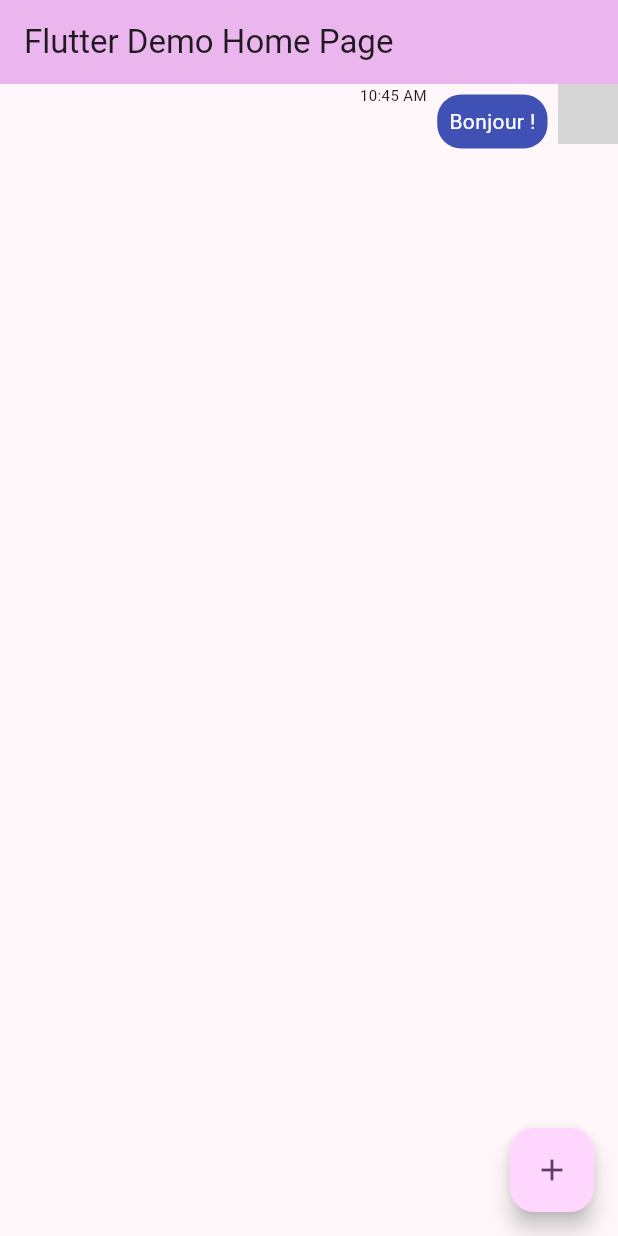
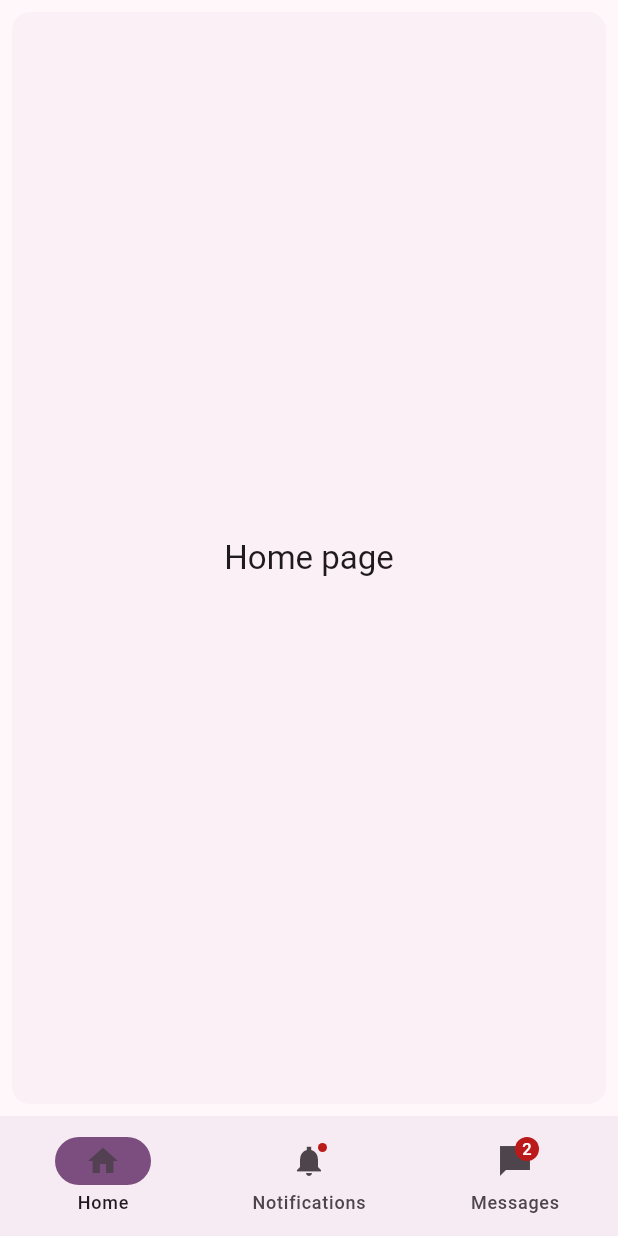
Before and after one commit to NathanFrny/mobile, a Flutter app: the screen it shows after launch, on a phone screen of 412 x 824 dp. Run offline on Flutter 3.47's test engine with Material 3 defaults, Android fonts, the phone set to English and light mode, and no system bars; grey boxes are pictures that could not be loaded.

Commit message:
Moved conversation view to a route

```diff
--- a/lib/main.dart
+++ b/lib/main.dart
@@ -4,109 +4,23 @@ import 'package:flutter/material.dart';
 import 'package:intl/intl.dart';
 import 'package:mobile/widgets/message_widget.dart';
 
-void main() {
-  runApp(const MyApp());
-}
+import 'routes/conversation.dart';
+import 'widgets/navigation.dart';
 
-class MyApp extends StatelessWidget {
-  const MyApp({super.key});
+void main() => runApp(const App());
 
-  // This widget is the root of your application.
+class App extends StatelessWidget {
+  const App({super.key});
+
   @override
   Widget build(BuildContext context) {
     return MaterialApp(
       title: 'Flutter Demo',
       theme: ThemeData(
+        useMaterial3: true,
         colorScheme: ColorScheme.fromSeed(seedColor: Colors.purple),
       ),
-      home: const MyHomePage(title: 'Flutter Demo Home Page'),
+      home: const Navigation(),
     );
   }
 }
-
-class MyHomePage extends StatefulWidget {
-  const MyHomePage({super.key, required this.title});
-
-  final String title;
-
-  @override
-  State<MyHomePage> createState() => _MyHomePageState();
-}
-
-class _MyHomePageState extends State<MyHomePage> {
-  final ScrollController _scrollController = ScrollController();
-  final GlobalKey<AnimatedListState> _listKey = GlobalKey<AnimatedListState>();
-  final List<Map<String, dynamic>> messages = [
-    {
-      "isUser": false,
-      "messageText": "Bonjour !",
-      "profilePicUrl": "https://example.com/image1.jpg",
-      "timestamp": "10:45 AM",
-    },
-  ];
-
-  @override
-  Widget build(BuildContext context) {
-    return Scaffold(
-      appBar: AppBar(
-        backgroundColor: Theme.of(context).colorScheme.inversePrimary,
-        title: Text(widget.title),
-      ),
-      body: AnimatedList(
-        key: _listKey,
-        initialItemCount: messages.length,
-        itemBuilder: (context, index, animation) {
-          final message = messages[index];
-          return SlideTransition(
-            position: Tween<Offset>(
-              begin: message["isUser"] ? Offset(1, 0) : Offset(-1, 0),
-              end: Offset.zero,
-            ).animate(animation),
-            child: MessageWidget(
-              isUser: message["isUser"],
-              messageText: message["messageText"],
-              profilePicUrl: message["profilePicUrl"],
-              timestamp: message["timestamp"],
-            ),
-          );
-        },
-        controller: _scrollController,
-      ),
-      floatingActionButton: FloatingActionButton(
-        onPressed: () {
-          setState(() {
-            List<String> sampleMessages = [
-              "Ceci est un message court.",
-              "Ceci est un message de taille moyenne, contenant un peu plus de contenu et de détails.",
-              "Ceci est un message assez long, conçu pour tester comment l'application gère les messages qui contiennent beaucoup de texte. Il est utile pour voir comment le widget de message s'adapte pour accommoder un grand volume de texte sans déborder ou causer des problèmes de mise en page.",
-            ];
-
-            String selectedMessage = sampleMessages[Random().nextInt(sampleMessages.length)];
-            bool user = Random().nextBool();
-
-            final int index = messages.length;
-            messages.add({
-              "isUser": user,
-              "messageText": selectedMessage,
-              "profilePicUrl": user ? "https://img-19.commentcamarche.net/WNCe54PoGxObY8PCXUxMGQ0Gwss=/480x270/smart/d8c10e7fd21a485c909a5b4c5d99e611/ccmcms-commentcamarche/20456790.jpg" : "https://pixlr.com/images/index/ai-image-generator-three.webp",
-              "timestamp": DateFormat('hh:mm a').format(DateTime.now()),
-            });
-
-            _listKey.currentState?.insertItem(index);
-          });
-          Future<void>.delayed(Duration(milliseconds: 100), () {
-            if (_scrollController.hasClients) {
-              _scrollController.animateTo(
-                _scrollController.position.maxScrollExtent,
-                duration: Duration(milliseconds: 500),
-                curve: Curves.easeOut,
-              );
-            }
-          });
-        },
-        tooltip: 'Ajouter Message',
-        child: const Icon(Icons.add),
-      )
-    );
-  }
-}
--- /dev/null
+++ b/lib/routes/home.dart
@@ -0,0 +1,20 @@
+import 'package:flutter/material.dart';
+
+class Home extends StatelessWidget {
+  const Home({super.key});
+
+  @override
+  Widget build(BuildContext context) {
+    return Scaffold(
+      appBar: AppBar(
+        title: const Text('Home'),
+      ),
+      body: const Center(
+        child: Text(
+          'Welcome to the home page!',
+          style: TextStyle(fontSize: 24),
+        ),
+      ),
+    );
+  }
+}
--- /dev/null
+++ b/lib/widgets/navigation.dart
@@ -0,0 +1,130 @@
+import 'package:flutter/material.dart';
+
+import 'package:mobile/routes/conversation.dart';
+
+class Navigation extends StatefulWidget {
+  const Navigation({super.key});
+
+  @override
+  State<Navigation> createState() => _NavigationState();
+}
+
+class _NavigationState extends State<Navigation> {
+  int currentPageIndex = 0;
+
+  @override
+  Widget build(BuildContext context) {
+    final ThemeData theme = Theme.of(context);
+    return Scaffold(
+      bottomNavigationBar: NavigationBar(
+        onDestinationSelected: (int index) {
+          setState(() {
+            currentPageIndex = index;
+          });
+        },
+        indicatorColor: theme.colorScheme.primary,
+        selectedIndex: currentPageIndex,
+        destinations: const <Widget>[
+          NavigationDestination(
+            selectedIcon: Icon(Icons.home),
+            icon: Icon(Icons.home_outlined),
+            label: 'Home',
+          ),
+          NavigationDestination(
+            icon: Badge(child: Icon(Icons.notifications_sharp)),
+            label: 'Notifications',
+          ),
+          NavigationDestination(
+            icon: Badge(
+              label: Text('2'),
+              child: Icon(Icons.messenger_sharp),
+            ),
+            label: 'Messages',
+          ),
+        ],
+      ),
+      body: <Widget>[
+        /// Home page
+        Card(
+          shadowColor: Colors.transparent,
+          margin: const EdgeInsets.all(8.0),
+          child: SizedBox.expand(
+            child: Center(
+              child: Text(
+                'Home page',
+                style: theme.textTheme.titleLarge,
+              ),
+            ),
+          ),
+        ),
+
+        /// Notifications page
+        const Padding(
+          padding: EdgeInsets.all(8.0),
+          child: Column(
+            children: <Widget>[
+              Card(
+                child: ListTile(
+                  leading: Icon(Icons.notifications_sharp),
+                  title: Text('Notification 1'),
+                  subtitle: Text('This is a notification'),
+                ),
+              ),
+              Card(
+                child: ListTile(
+                  leading: Icon(Icons.notifications_sharp),
+                  title: Text('Notification 2'),
+                  subtitle: Text('This is a notification'),
+                ),
+              ),
+            ],
+          ),
+        ),
+
+        Conversation(),
+
+        /// Messages page
+        // ListView.builder(
+        //   reverse: true,
+        //   itemCount: 2,
+        //   itemBuilder: (BuildContext context, int index) {
+        //     if (index == 0) {
+        //       return Align(
+        //         alignment: Alignment.centerRight,
+        //         child: Container(
+        //           margin: const EdgeInsets.all(8.0),
+        //           padding: const EdgeInsets.all(8.0),
+        //           decoration: BoxDecoration(
+        //             color: theme.colorScheme.primary,
+        //             borderRadius: BorderRadius.circular(8.0),
+        //           ),
+        //           child: Text(
+        //             'Hello',
+        //             style: theme.textTheme.bodyLarge!
+        //                 .copyWith(color: theme.colorScheme.onPrimary),
+        //           ),
+        //         ),
+        //       );
+        //     }
+        //     return Align(
+        //       alignment: Alignment.centerLeft,
+        //       child: Container(
+        //         margin: const EdgeInsets.all(8.0),
+        //         padding: const EdgeInsets.all(8.0),
+        //         decoration: BoxDecoration(
+        //           color: theme.colorScheme.primary,
+        //           borderRadius: BorderRadius.circular(8.0),
+        //         ),
+        //         child: Text(
+        //           'Hi!',
+        //           style: theme.textTheme.bodyLarge!
+        //               .copyWith(color: theme.colorScheme.onPrimary),
+        //         ),
+        //       ),
+        //     );
+        //   },
+        // ),
+      ][currentPageIndex],
+    );
+  }
+}
```
Also changed, not shown: lib/routes/conversation.dart (added, +88 -0 lines), 1 other file.
